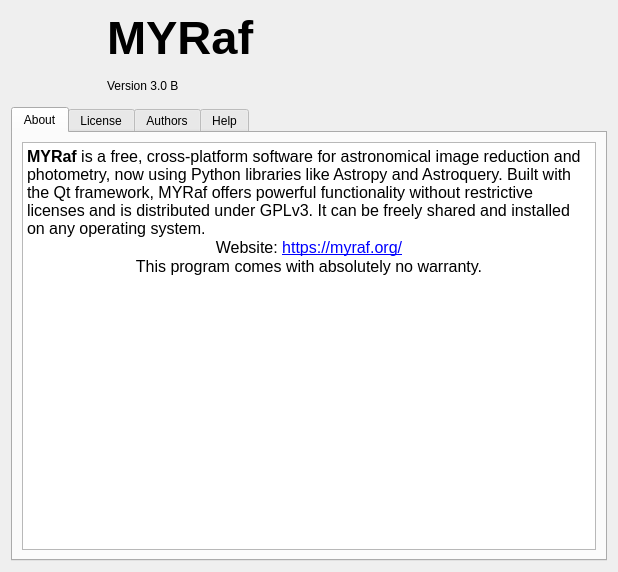
Before: the Qt Designer form src/myrafgui/about.ui in myrafproject/myrafproject, drawn with Qt 5.
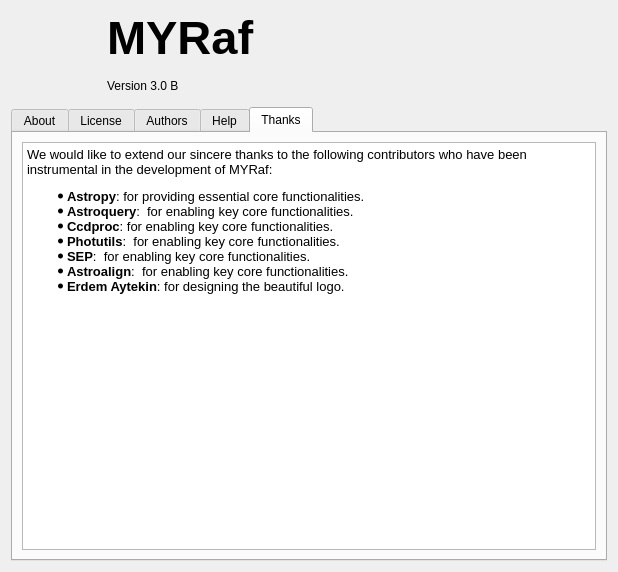
After: the same form once the commit is applied. The open tabs and pages were chosen to show the change.

```diff
--- a/src/myrafgui/about.ui
+++ b/src/myrafgui/about.ui
@@ -830,6 +830,31 @@
        </item>
       </layout>
      </widget>
+     <widget class="QWidget" name="tab_5">
+      <attribute name="title">
+       <string>Thanks</string>
+      </attribute>
+      <layout class="QGridLayout" name="gridLayout_7">
+       <item row="0" column="0">
+        <widget class="QTextEdit" name="textEdit_5">
+         <property name="html">
+          <string>&lt;!DOCTYPE HTML PUBLIC &quot;-//W3C//DTD HTML 4.0//EN&quot; &quot;http://www.w3.org/TR/REC-html40/strict.dtd&quot;&gt;
+&lt;html&gt;&lt;head&gt;&lt;meta name=&quot;qrichtext&quot; content=&quot;1&quot; /&gt;&lt;style type=&quot;text/css&quot;&gt;
+p, li { white-space: pre-wrap; }
+&lt;/style&gt;&lt;/head&gt;&lt;body style=&quot; font-family:'Noto Sans, '; font-size:10pt; font-weight:400; font-style:normal;&quot;&gt;
+&lt;p style=&quot; margin-top:12px; margin-bottom:12px; margin-left:0px; margin-right:0px; -qt-block-indent:0; text-indent:0px;&quot;&gt;We would like to extend our sincere thanks to the following contributors who have been instrumental in the development of MYRaf:&lt;/p&gt;
+&lt;ul style=&quot;margin-top: 0px; margin-bottom: 0px; margin-left: 0px; margin-right: 0px; -qt-list-indent: 1;&quot;&gt;&lt;li style=&quot;&quot; style=&quot; margin-top:12px; margin-bottom:0px; margin-left:0px; margin-right:0px; -qt-block-indent:0; text-indent:0px;&quot;&gt;&lt;span style=&quot; font-weight:600;&quot;&gt;Astropy&lt;/span&gt;: for providing essential core functionalities.&lt;/li&gt;
+&lt;li style=&quot;&quot; style=&quot; margin-top:0px; margin-bottom:0px; margin-left:0px; margin-right:0px; -qt-block-indent:0; text-indent:0px;&quot;&gt;&lt;span style=&quot; font-weight:600;&quot;&gt;Astroquery&lt;/span&gt;:  for enabling key core functionalities.&lt;/li&gt;
+&lt;li style=&quot;&quot; style=&quot; margin-top:0px; margin-bottom:0px; margin-left:0px; margin-right:0px; -qt-block-indent:0; text-indent:0px;&quot;&gt;&lt;span style=&quot; font-weight:600;&quot;&gt;Ccdproc&lt;/span&gt;: for enabling key core functionalities.&lt;/li&gt;
+&lt;li style=&quot;&quot; style=&quot; margin-top:0px; margin-bottom:0px; margin-left:0px; margin-right:0px; -qt-block-indent:0; text-indent:0px;&quot;&gt;&lt;span style=&quot; font-weight:600;&quot;&gt;Photutils&lt;/span&gt;:  for enabling key core functionalities.&lt;/li&gt;
+&lt;li style=&quot;&quot; style=&quot; margin-top:0px; margin-bottom:0px; margin-left:0px; margin-right:0px; -qt-block-indent:0; text-indent:0px;&quot;&gt;&lt;span style=&quot; font-weight:600;&quot;&gt;SEP&lt;/span&gt;:  for enabling key core functionalities.&lt;/li&gt;
+&lt;li style=&quot;&quot; style=&quot; margin-top:0px; margin-bottom:0px; margin-left:0px; margin-right:0px; -qt-block-indent:0; text-indent:0px;&quot;&gt;&lt;span style=&quot; font-weight:600;&quot;&gt;Astroalign&lt;/span&gt;:  for enabling key core functionalities.&lt;/li&gt;
+&lt;li style=&quot;&quot; style=&quot; margin-top:0px; margin-bottom:12px; margin-left:0px; margin-right:0px; -qt-block-indent:0; text-indent:0px;&quot;&gt;&lt;span style=&quot; font-weight:600;&quot;&gt;Erdem Aytekin&lt;/span&gt;: for designing the beautiful logo.&lt;/li&gt;&lt;/ul&gt;&lt;/body&gt;&lt;/html&gt;</string>
+         </property>
+        </widget>
+       </item>
+      </layout>
+     </widget>
     </widget>
    </item>
   </layout>
```
Left out of the diff: 41 changed lines with no effect on the pictures.
